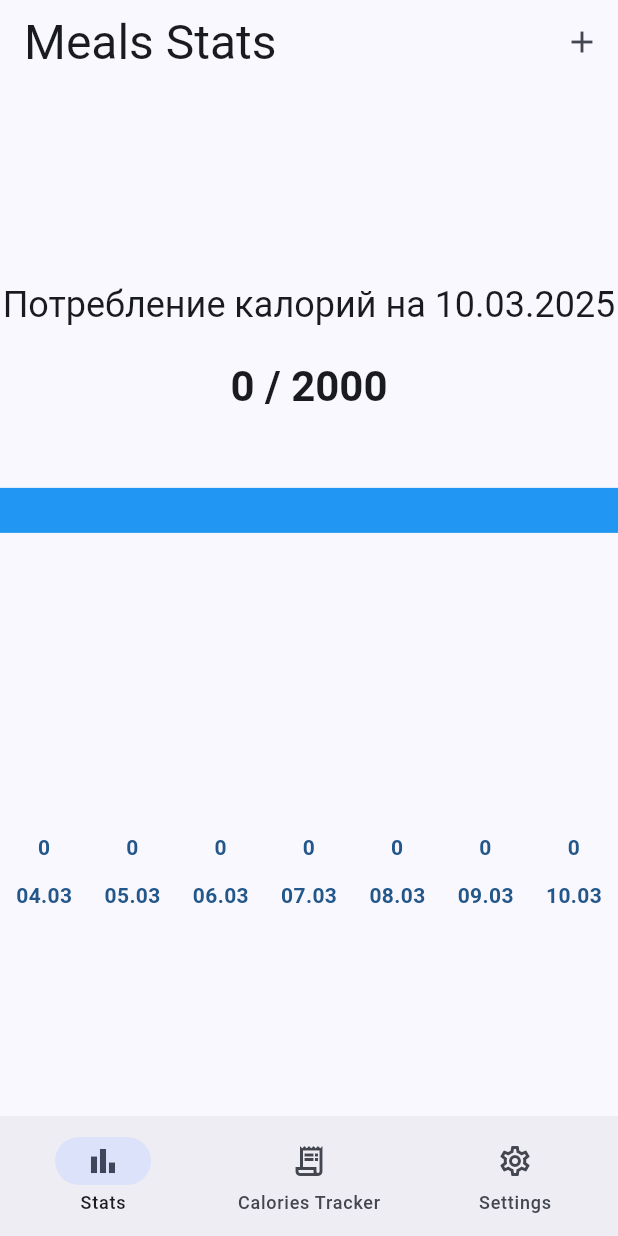
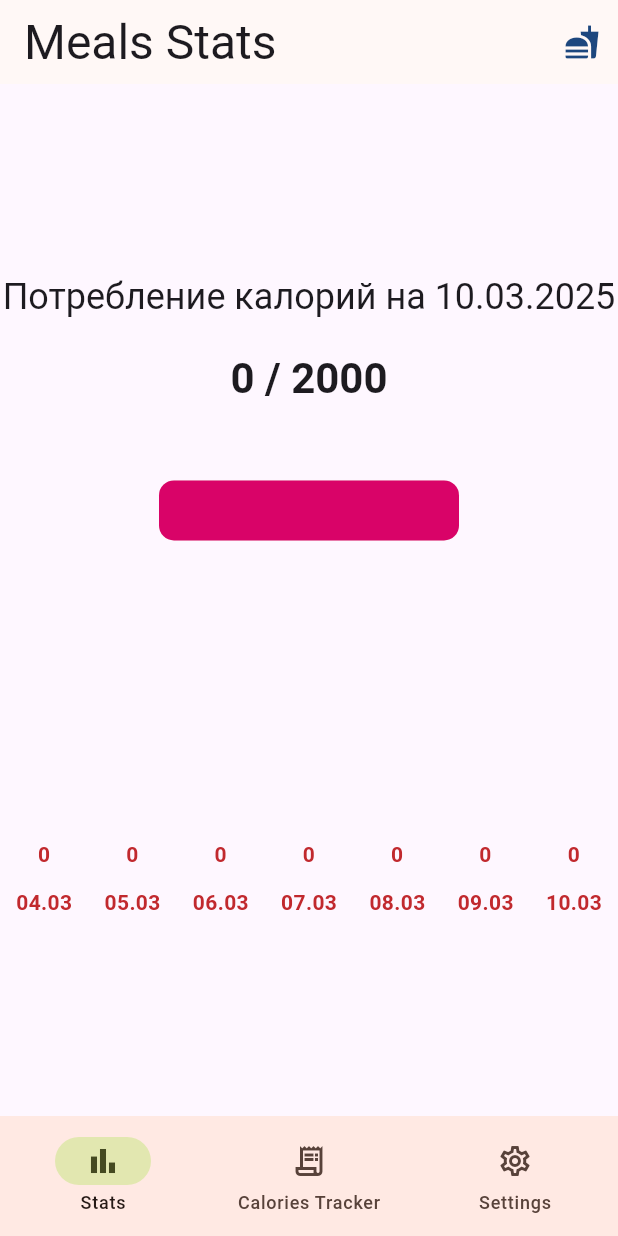
Before and after one commit to DonErnest/calorie_tracker, a Flutter app: the screen it shows after launch, on a phone screen of 412 x 824 dp. Run offline on Flutter 3.47's test engine with Material 3 defaults, Android fonts, the phone set to English and light mode, and no system bars; drawn by our look-alikes of fl_chart; our stand-ins replace flutter_slidable.

Commit message:
Added light and dark theme, finally fixed bar to show progress for today

```diff
--- a/lib/screen/meal_form.dart
+++ b/lib/screen/meal_form.dart
@@ -38,8 +38,12 @@ class _MealFormState extends State<MealForm> {
       detailsController.text = existingSleep.details;
       mealDetails = existingSleep.details;
 
+      selectedCaloriesQuantity = existingSleep.caloriesQuantity;
+      caloriesQuantityController.text = existingSleep.caloriesQuantity.toString();
+
       selectedConsumedOnDateController.text = formatDate(existingSleep.consumedOn);
       selectedConsumedOnDate = existingSleep.consumedOn;
+
       selectedConsumedOnTimeController.text =
           formatTime(TimeOfDay.fromDateTime(existingSleep.consumedOn));
       selectedConsumedOnTime = TimeOfDay.fromDateTime(existingSleep.consumedOn);
--- a/lib/screen/meal_stats.dart
+++ b/lib/screen/meal_stats.dart
@@ -34,7 +34,7 @@ class MealStatsScreen extends StatelessWidget {
             ).textTheme.headlineMedium!.copyWith(fontWeight: FontWeight.bold),
           ),
           SizedBox(height: 50),
-          LineBar(),
+          RatioBar(maxPerDay: maxCalories, currentAmount: caloriesPerDate(DateTime.now(), userMeals),),
           SizedBox(child: MealsBarChart(meals: userMeals)),
         ],
       ),
--- /dev/null
+++ b/lib/theme/colors.dart
@@ -0,0 +1,29 @@
+import 'package:flutter/material.dart';
+
+class CustomColors extends ThemeExtension<CustomColors> {
+  final Color fillingBar;
+  final Color barBackground;
+
+  const CustomColors({
+    required this.fillingBar,
+    required this.barBackground,
+  });
+
+  @override
+  ThemeExtension<CustomColors> copyWith() {
+    return CustomColors(
+      fillingBar: fillingBar ?? this.fillingBar,
+      barBackground: barBackground ?? this.barBackground,
+    );
+  }
+
+  @override
+  ThemeExtension<CustomColors> lerp(
+      covariant ThemeExtension<CustomColors>? other, double t) {
+    if (other is! CustomColors) return this;
+    return CustomColors(
+      fillingBar: fillingBar,
+      barBackground: barBackground,
+    );
+  }
+}
--- a/lib/tracker.dart
+++ b/lib/tracker.dart
@@ -109,7 +109,7 @@ class _CaloriesTrackerState extends State<CaloriesTracker> {
         appBarActions: [
           IconButton(
             onPressed: openAddMealSheet,
-            icon: const Icon(Icons.add),
+            icon: const Icon(Icons.fastfood),
           )
         ],
         screen: MealStatsScreen(
@@ -128,7 +128,7 @@ class _CaloriesTrackerState extends State<CaloriesTracker> {
         appBarActions: [
           IconButton(
             onPressed: openAddMealSheet,
-            icon: const Icon(Icons.add),
+            icon: const Icon(Icons.fastfood),
           )
         ],
         screen: MainScreen(
--- a/lib/widgets/bar_chart.dart
+++ b/lib/widgets/bar_chart.dart
@@ -66,7 +66,7 @@ class _BarChart extends StatelessWidget {
         return BarTooltipItem(
           (rod.toY.round() * 1000).toString(),
           const TextStyle(
-            color: Color.fromRGBO(35, 87, 137, 1.0),
+            color: Color.fromRGBO(193, 41, 46, 1.0),
             fontWeight: FontWeight.bold,
           ),
         );
@@ -76,7 +76,7 @@ class _BarChart extends StatelessWidget {
 
   Widget getTitles(double value, TitleMeta meta) {
     final style = TextStyle(
-      color: Color.fromRGBO(35, 87, 137, 1.0),
+      color: Color.fromRGBO(193, 41, 46, 1.0),
       fontWeight: FontWeight.bold,
       fontSize: 14,
     );
@@ -106,7 +106,7 @@ class _BarChart extends StatelessWidget {
 
   LinearGradient get _barsGradient {
     return LinearGradient(
-      colors: [Color.fromRGBO(35, 87, 137, 1), Color.fromRGBO(0, 195, 137, 1)],
+      colors: [Color.fromRGBO(193, 41, 46, 1), Color.fromRGBO(250, 170, 86, 1)],
       begin: Alignment.bottomCenter,
       end: Alignment.topCenter,
     );
--- a/lib/widgets/line_bar.dart
+++ b/lib/widgets/line_bar.dart
@@ -1,14 +1,66 @@
+import 'package:calorie_tracker/theme/colors.dart';
 import 'package:flutter/material.dart';
 
-class LineBar extends StatelessWidget {
-  const LineBar({super.key});
+class RatioBar extends StatelessWidget {
+  final int maxPerDay;
+  final int currentAmount;
+
+  const RatioBar({Key? key, required this.maxPerDay, required this.currentAmount}) : super(key: key);
 
   @override
   Widget build(BuildContext context) {
-    return Container(
-      height: 30,
-      width: double.infinity,
-      color: Colors.blue,
+    final customBarColor = Theme.of(context).extension<CustomColors>()!;
+    double lineProgress = 200;
+    List<Widget> widgets = [
+      // Background bar
+      Container(
+        height: 40,
+        width: 200,
+        decoration: BoxDecoration(
+          color: customBarColor.barBackground,
+          borderRadius: BorderRadius.circular(10),
+        ),
+      ),
+      // Foreground bar based on ratio
+      Container(
+        height: 40,
+        width: lineProgress, // Adjust width based on ratio
+        decoration: BoxDecoration(
+          color: customBarColor.fillingBar,
+          borderRadius: BorderRadius.circular(10),
+        ),
+      ),
+    ];
+
+    if (currentAmount < maxPerDay ) {
+      lineProgress = 200 * currentAmount / maxPerDay;
+    } else {
+      widgets.add(
+        Positioned(
+          left: maxPerDay * 200 / currentAmount, // Position at the right of the filled bar
+          child: Container(
+            width: 200 - maxPerDay * 200 / currentAmount, // Vertical line width
+            height: 40, // Full height of the bar
+            decoration: BoxDecoration(
+              color: Color.fromRGBO(241, 211, 2, 1),
+              borderRadius: BorderRadius.circular(10),
+            ),// Color of th
+            alignment: Alignment.center,
+            child: Text(
+                "Stop",
+              textAlign: TextAlign.center,
+              style: TextStyle(
+                  color: Theme.of(context).colorScheme.inversePrimary,
+                      fontSize: 20
+              ),
+            ),// e vertical line
+          ),
+        ),
+      );
+    }
+    return Stack(
+      children: widgets,
+      alignment: AlignmentDirectional.centerStart,
     );
   }
 }
--- a/lib/widgets/meal_row.dart
+++ b/lib/widgets/meal_row.dart
@@ -32,7 +32,7 @@ class MealRow extends StatelessWidget {
                 ),
                 const Spacer(),
                 Text(
-                  meal.caloriesQuantity.toString(),
+                  "${meal.caloriesQuantity.toString()} cal",
                   style: Theme.of(context)
                       .textTheme
                       .headlineSmall!
```
Also changed, not shown: lib/main.dart (+4 -4 lines), lib/theme/dark_theme.dart (added, +41 -0 lines), lib/theme/light_theme.dart (added, +43 -0 lines).
